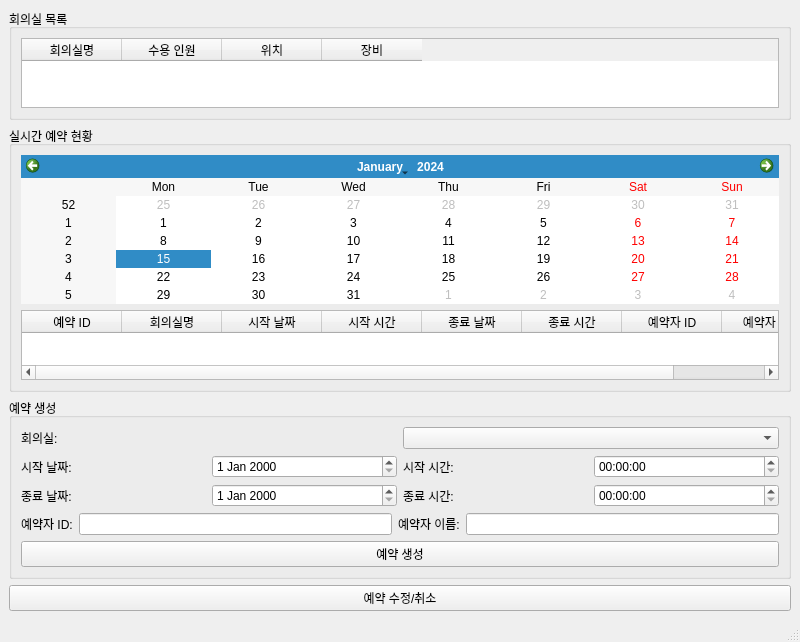
Qt form adminGUI/reservation.ui (addinedu-ros-10th/iot-repo-1) before a commit.
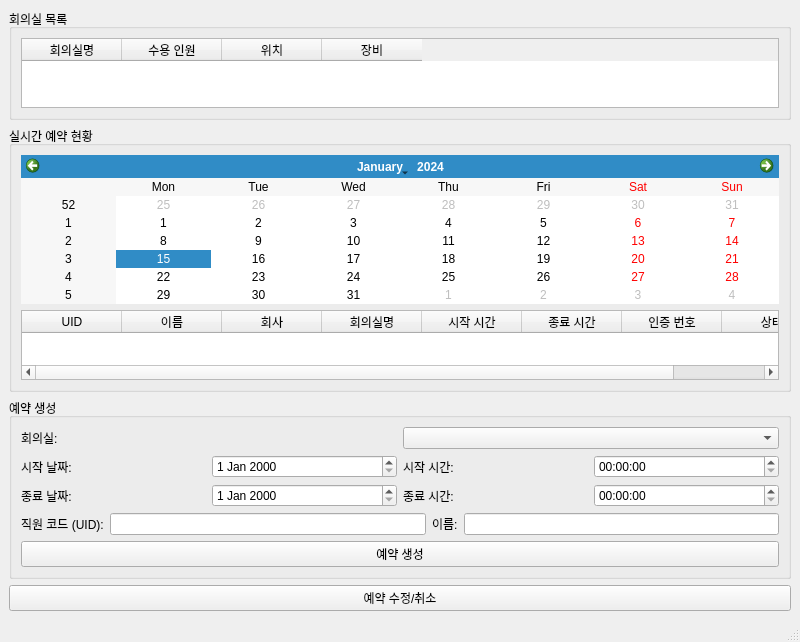
The same form after that commit.

Patch:
```diff
--- a/adminGUI/reservation.ui
+++ b/adminGUI/reservation.ui
@@ -26,8 +26,56 @@
        <string>실시간 예약 현황</string>
       </property>
       <layout class="QVBoxLayout" name="verticalLayout_3">
-       <item><widget class="QCalendarWidget" name="calendarView"/></item>
-       <item><widget class="QTableWidget" name="reservationTable"><property name="columnCount"><number>8</number></property><column><property name="text"><string>예약 ID</string></property></column><column><property name="text"><string>회의실명</string></property></column><column><property name="text"><string>시작 날짜</string></property></column><column><property name="text"><string>시작 시간</string></property></column><column><property name="text"><string>종료 날짜</string></property></column><column><property name="text"><string>종료 시간</string></property></column><column><property name="text"><string>예약자 ID</string></property></column><column><property name="text"><string>예약자 이름</string></property></column></widget></item>
+       <item>
+        <widget class="QCalendarWidget" name="calendarView"/>
+       </item>
+       <item>
+        <widget class="QTableWidget" name="reservationTable">
+         <property name="columnCount">
+          <number>8</number>
+         </property>
+         <column>
+          <property name="text">
+           <string>UID</string>
+          </property>
+         </column>
+         <column>
+          <property name="text">
+           <string>이름</string>
+          </property>
+         </column>
+         <column>
+          <property name="text">
+           <string>회사</string>
+          </property>
+         </column>
+         <column>
+          <property name="text">
+           <string>회의실명</string>
+          </property>
+         </column>
+         <column>
+          <property name="text">
+           <string>시작 시간</string>
+          </property>
+         </column>
+         <column>
+          <property name="text">
+           <string>종료 시간</string>
+          </property>
+         </column>
+         <column>
+          <property name="text">
+           <string>인증 번호</string>
+          </property>
+         </column>
+         <column>
+          <property name="text">
+           <string>상태</string>
+          </property>
+         </column>
+        </widget>
+       </item>
       </layout>
      </widget>
     </item>
@@ -61,10 +109,26 @@
        </item>
        <item>
         <layout class="QHBoxLayout" name="horizontalLayout_3">
-         <item><widget class="QLabel" name="userIDLabel"><property name="text"><string>예약자 ID:</string></property></widget></item>
-         <item><widget class="QLineEdit" name="userIDInput"/></item>
-         <item><widget class="QLabel" name="userNameLabel"><property name="text"><string>예약자 이름:</string></property></widget></item>
-         <item><widget class="QLineEdit" name="userNameInput"/></item>
+         <item>
+          <widget class="QLabel" name="userIDLabel">
+           <property name="text">
+            <string>직원 코드 (UID):</string>
+           </property>
+          </widget>
+         </item>
+         <item>
+          <widget class="QLineEdit" name="userIDInput"/>
+         </item>
+         <item>
+          <widget class="QLabel" name="userNameLabel">
+           <property name="text">
+            <string>이름:</string>
+           </property>
+          </widget>
+         </item>
+         <item>
+          <widget class="QLineEdit" name="userNameInput"/>
+         </item>
         </layout>
        </item>
        <item><widget class="QPushButton" name="createBtn"><property name="text"><string>예약 생성</string></property></widget></item>
```
Left out of the diff: 103 changed lines with no effect on the pictures.
